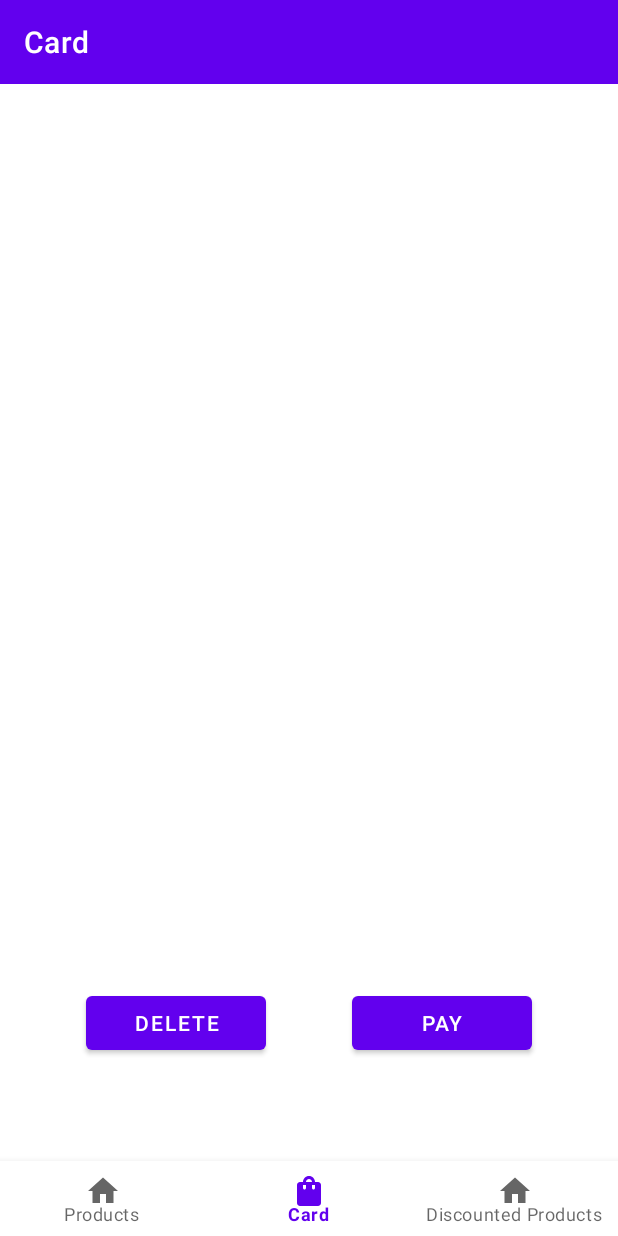
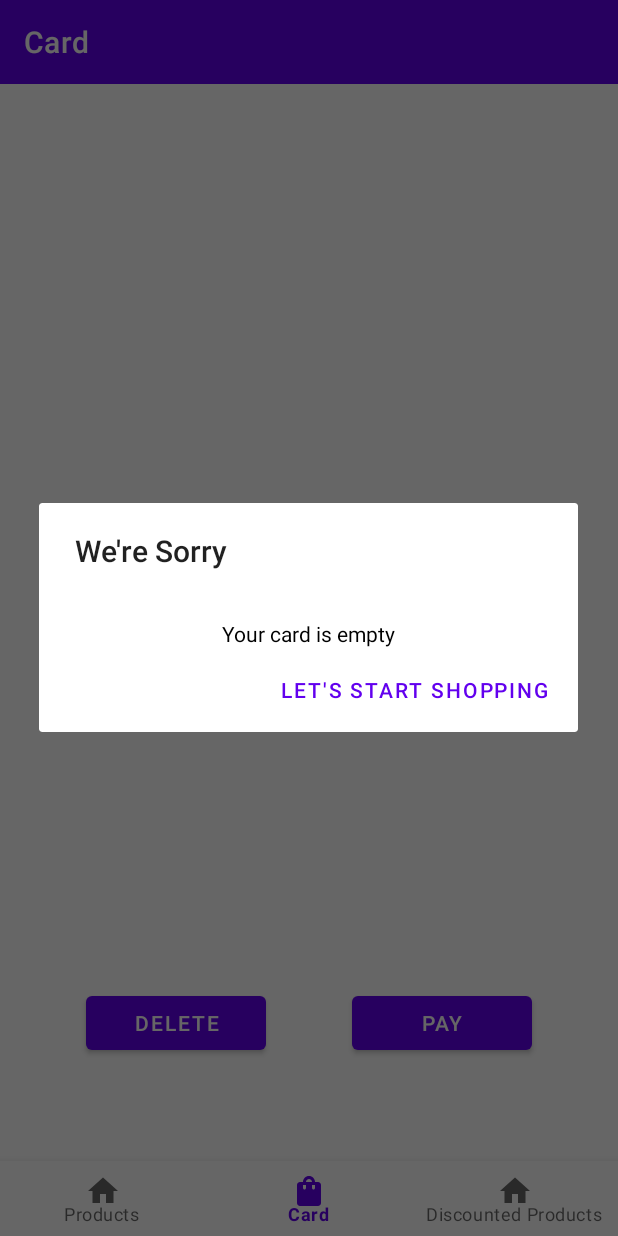
Before and after one commit to DogukanGun/WtechBitirmeProjesi, an Android app: the CardFragment screen opened through its navigation route, on a phone screen of 412 x 824 dp. Run offline under Robolectric (Android 15) with nearby library versions, the phone set to English and light mode, and no system bars; our stand-ins replace Picasso, data binding, navigation-ui; network calls fail; pictures from the network do not load; 1 statement that could not run was skipped.

Commit message:
Action Dialog is added for empty card

```diff
--- a/app/src/main/java/com/example/wtechbitirmeprojesi/adapter/ProductsRecyclerViewAdapter.kt
+++ b/app/src/main/java/com/example/wtechbitirmeprojesi/adapter/ProductsRecyclerViewAdapter.kt
@@ -25,8 +25,9 @@ class ProductsRecyclerViewAdapter(private val products:List<Product>): RecyclerV
     }
 
     override fun onBindViewHolder(holder: ProductsCardHolder, position: Int) {
-        if (products.isNotEmpty()){
-            holder.binding.apply {
+        holder.binding.apply {
+            if (products.isNotEmpty()){
+
                 val imagePath= products[position].imagePath1
                 Picasso.get().load(imagePath).into(imageView)
                 textView.text=products[position].name
@@ -35,6 +36,9 @@ class ProductsRecyclerViewAdapter(private val products:List<Product>): RecyclerV
                     Constants.navHostFragment.navController.navigate(action)
                 }
 
+
+            }else{
+                textView.text
             }
         }
 
--- a/app/src/main/java/com/example/wtechbitirmeprojesi/controller/CardFragment.kt
+++ b/app/src/main/java/com/example/wtechbitirmeprojesi/controller/CardFragment.kt
@@ -1,5 +1,8 @@
 package com.example.wtechbitirmeprojesi.controller
 
+import android.app.AlertDialog
+import android.app.Dialog
+import android.content.DialogInterface
 import android.os.Bundle
 import androidx.fragment.app.Fragment
 import android.view.LayoutInflater
@@ -12,6 +15,7 @@ import androidx.recyclerview.widget.LinearLayoutManager
 import com.example.wtechbitirmeprojesi.R
 import com.example.wtechbitirmeprojesi.adapter.CardRecyclerViewAdapter
 import com.example.wtechbitirmeprojesi.databinding.FragmentCardBinding
+import com.example.wtechbitirmeprojesi.resources.Constants
 import com.example.wtechbitirmeprojesi.viewModel.CardViewModel
 
 
@@ -37,6 +41,22 @@ class CardFragment : Fragment() {
             pay.setOnClickListener{
 
             }
+            cardViewModel.loading.observe(viewLifecycleOwner,{result->
+                if (!result && cardViewModel.card.value?.isEmpty() != false){
+                    var design=inflater.inflate(R.layout.empty_action,null)
+                    var ad = AlertDialog.Builder(requireContext())
+                    ad.setTitle(resources.getString(R.string.sorry))
+                    ad.setView(design)
+                    ad.setPositiveButton(resources.getString(R.string.start_to_shopping),DialogInterface.OnClickListener{dialogInterface, i ->
+                        val action = CardFragmentDirections.actionCardFragmentToProductsFragment()
+                        Constants.navHostFragment.navController.navigate(action)
+
+                    })
+                    ad.create().show()
+
+                }
+
+            })
             cardViewModel.card.observe(viewLifecycleOwner,{ card->
                 if (card.isNotEmpty()){
                     recyclerviewAdapter=CardRecyclerViewAdapter(card)
--- a/app/src/main/java/com/example/wtechbitirmeprojesi/viewModel/CardViewModel.kt
+++ b/app/src/main/java/com/example/wtechbitirmeprojesi/viewModel/CardViewModel.kt
@@ -34,5 +34,6 @@ class CardViewModel:ViewModel() {
     var exceptionHandler = CoroutineExceptionHandler { _, throwable ->
         errorMessage.postValue("Api Error"+throwable.localizedMessage)
         Log.d("CardViewModel ",throwable.localizedMessage!!)
+        loading.value=false
     }
 }
--- /dev/null
+++ b/app/src/main/res/layout/empty_action.xml
@@ -0,0 +1,25 @@
+<?xml version="1.0" encoding="utf-8"?>
+<layout xmlns:tools="http://schemas.android.com/tools"
+    xmlns:android="http://schemas.android.com/apk/res/android"
+    xmlns:app="http://schemas.android.com/apk/res-auto">
+
+    <androidx.constraintlayout.widget.ConstraintLayout
+        android:layout_width="match_parent"
+        android:layout_height="wrap_content">
+
+        <TextView
+            android:id="@+id/textView6"
+            android:layout_width="0dp"
+            android:layout_height="wrap_content"
+            android:layout_marginStart="20dp"
+            android:layout_marginTop="32dp"
+            android:layout_marginEnd="20dp"
+            android:gravity="center"
+            android:text="@string/empty_row"
+            android:textColor="#000000"
+            app:layout_constraintEnd_toEndOf="parent"
+            app:layout_constraintStart_toStartOf="parent"
+            app:layout_constraintTop_toTopOf="parent" />
+
+    </androidx.constraintlayout.widget.ConstraintLayout>
+</layout>
--- a/app/src/main/res/navigation/fragment_navigation.xml
+++ b/app/src/main/res/navigation/fragment_navigation.xml
@@ -28,7 +28,12 @@
     <fragment
         android:id="@+id/cardFragment"
         android:name="com.example.wtechbitirmeprojesi.controller.CardFragment"
-        android:label="@string/card"/>
+        android:label="@string/card">
+        <action
+            android:id="@+id/action_cardFragment_to_productsFragment"
+            app:destination="@id/productsFragment"
+            app:popUpTo="@id/cardFragment" />
+    </fragment>
     <fragment
         android:id="@+id/productDetailFragment"
         android:name="com.example.wtechbitirmeprojesi.controller.ProductDetailFragment"
--- a/app/src/main/res/values/strings.xml
+++ b/app/src/main/res/values/strings.xml
@@ -7,5 +7,7 @@
     <string name="payment">Pay</string>
     <string name="textview">TextView</string>
     <string name="product_detail">Product Detail</string>
-    <!-- TODO: Remove or change this placeholder text -->
+    <string name="empty_row">Your card is empty</string>
+    <string name="start_to_shopping">Let\'s Start Shopping</string>
+    <string name="sorry">We\'re Sorry</string>
 </resources>
```
Also changed, not shown: 1 other file.
